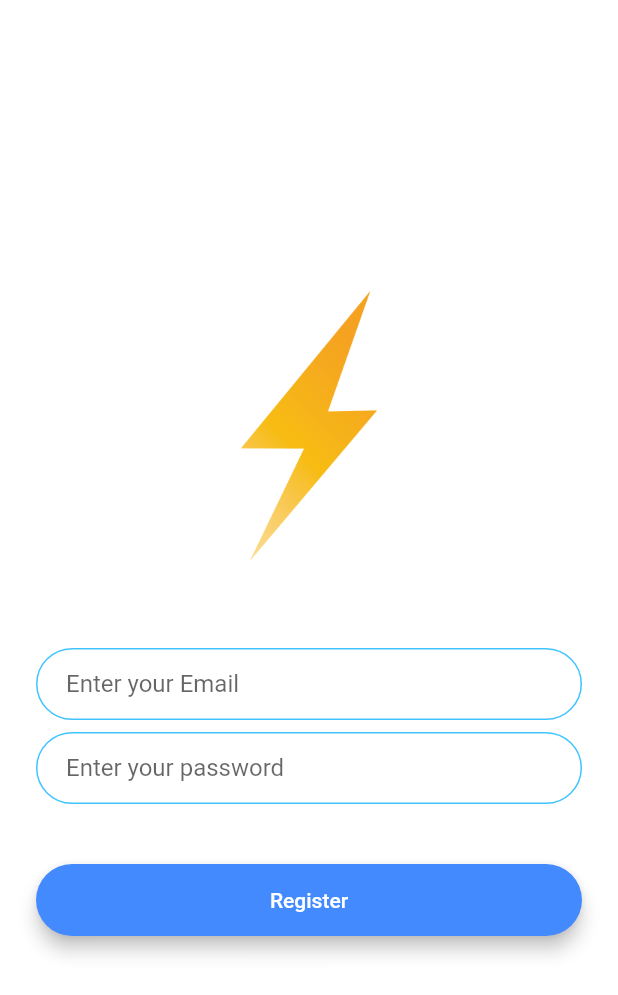
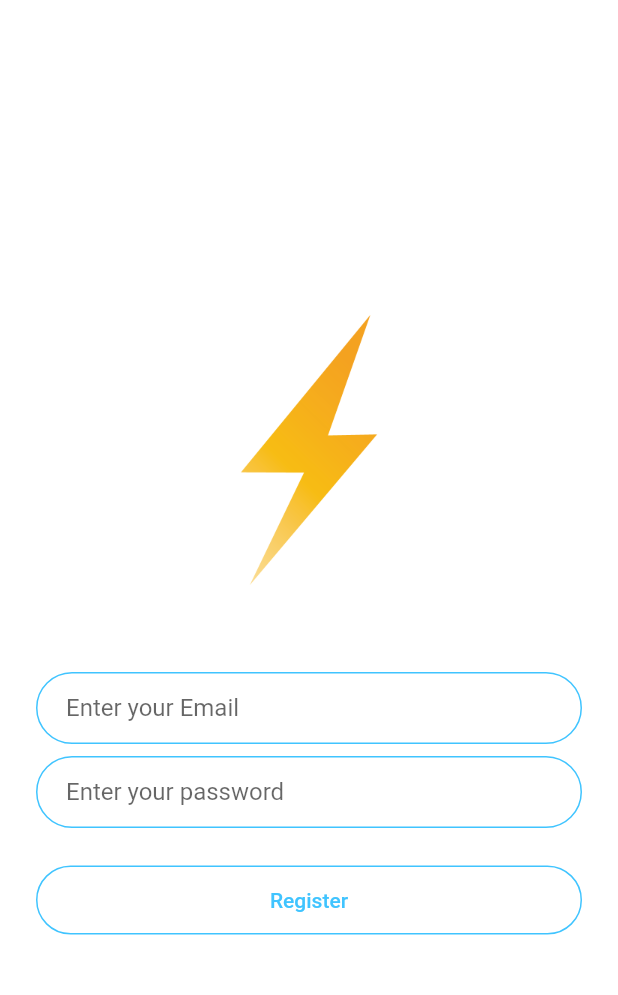
Before and after one commit to Jiaxen/flashchat2, a Flutter app: the screen it shows after launch, after a tap on "Register", on a phone screen of 412 x 824 dp. Shown: the top 995 px of the screen. Run offline on Flutter 3.47's test engine with Material 2 defaults, Android fonts, the phone set to English and light mode, and no system bars; our stand-ins replace animated_text_kit.

Commit message:
Changed button types

```diff
--- a/lib/screens/registration_screen.dart
+++ b/lib/screens/registration_screen.dart
@@ -11,12 +11,15 @@ class RegistrationScreen extends StatefulWidget {
 }
 
 class _RegistrationScreenState extends State<RegistrationScreen> {
+  String? email;
+  String? password;
+
   @override
   Widget build(BuildContext context) {
     return Scaffold(
       backgroundColor: Colors.white,
       body: Padding(
-        padding: EdgeInsets.symmetric(horizontal: 24.0),
+        padding: const EdgeInsets.symmetric(horizontal: 24.0),
         child: Column(
           mainAxisAlignment: MainAxisAlignment.center,
           crossAxisAlignment: CrossAxisAlignment.stretch,
@@ -28,28 +31,46 @@ class _RegistrationScreenState extends State<RegistrationScreen> {
                 child: Image.asset('images/logo.png'),
               ),
             ),
-            SizedBox(
+            const SizedBox(
               height: 48.0,
             ),
             TextField(
               onChanged: (value) {
-                //Do something with the user input.
+                email = value;
               },
-              decoration: kTextFieldDecoration.copyWith(hintText: 'Enter your Email'),
+              decoration:
+                  kTextFieldDecoration.copyWith(hintText: 'Enter your Email'),
             ),
-            SizedBox(
+            const SizedBox(
               height: 8.0,
             ),
             TextField(
               onChanged: (value) {
-                //Do something with the user input.
+                password = value;
               },
-              decoration: kTextFieldDecoration.copyWith(hintText: 'Enter your password'),
+              decoration: kTextFieldDecoration.copyWith(
+                  hintText: 'Enter your password'),
             ),
-            SizedBox(
+            const SizedBox(
               height: 24.0,
             ),
-            RoundedButton(buttonColor: Colors.blueAccent, label: 'Register'),
+            TextButton(
+              style: ButtonStyle(
+                  padding: MaterialStateProperty.all<EdgeInsets>(EdgeInsets.all(15)),
+                  foregroundColor: MaterialStateProperty.all<Color>(Colors.lightBlueAccent),
+                  shape: MaterialStateProperty.all<RoundedRectangleBorder>(
+                      RoundedRectangleBorder(
+                          borderRadius: BorderRadius.circular(32.0),
+                          side: BorderSide(color: Colors.lightBlueAccent)
+                      )
+                  )
+              ),
+              child: Text('Register'),
+              onPressed: () {
+                print(email);
+                print(password);
+              },
+            ),
           ],
         ),
       ),
--- a/lib/screens/welcome_screen.dart
+++ b/lib/screens/welcome_screen.dart
@@ -69,44 +69,36 @@ class _WelcomeScreenState extends State<WelcomeScreen>
             const SizedBox(
               height: 48.0,
             ),
-            ClipRRect(
-              borderRadius: BorderRadius.circular(4),
-              child: Stack(
-                children: <Widget>[
-                  Positioned.fill(
-                    child: Container(
-                      decoration: const BoxDecoration(
-                        gradient: LinearGradient(
-                          colors: <Color>[
-                            Color(0xFF0D47A1),
-                            Color(0xFF1976D2),
-                            Color(0xFF42A5F5),
-                          ],
-                        ),
-                      ),
-                    ),
-                  ),
-                  Center(
-                    child: TextButton(
-                      style: TextButton.styleFrom(
-                        padding: const EdgeInsets.all(16.0),
-                        primary: Colors.white,
-                        textStyle: const TextStyle(fontSize: 20),
-                      ),
-                      child: Text('Log in'),
-                      onPressed: () {
-                        Navigator.pushNamed(context, LoginScreen.id);
-                      },
-                    ),
-                  ),
-                ],
+            TextButton(
+              style: ButtonStyle(
+                  padding: MaterialStateProperty.all<EdgeInsets>(EdgeInsets.all(15)),
+                  foregroundColor: MaterialStateProperty.all<Color>(Colors.white),
+                  backgroundColor: MaterialStateProperty.all<Color>(Colors.lightBlueAccent),
+                  shape: MaterialStateProperty.all<RoundedRectangleBorder>(
+                      const RoundedRectangleBorder(
+                          borderRadius: BorderRadius.all(Radius.circular(32)),
+                          side: BorderSide(color: Colors.lightBlueAccent)
+                      )
+                  )
               ),
+              child: Text('Log in', textAlign: TextAlign.center),
+              onPressed: () {
+                Navigator.pushNamed(context, LoginScreen.id);
+              },
+            ),
+            const SizedBox(
+              height: 18.0,
             ),
             TextButton(
-              style: TextButton.styleFrom(
-                padding: const EdgeInsets.all(16.0),
-                primary: Colors.lightBlueAccent,
-                textStyle: const TextStyle(fontSize: 20),
+              style: ButtonStyle(
+                  padding: MaterialStateProperty.all<EdgeInsets>(EdgeInsets.all(15)),
+                  foregroundColor: MaterialStateProperty.all<Color>(Colors.lightBlueAccent),
+                  shape: MaterialStateProperty.all<RoundedRectangleBorder>(
+                      RoundedRectangleBorder(
+                          borderRadius: BorderRadius.circular(32.0),
+                          side: BorderSide(color: Colors.lightBlueAccent)
+                      )
+                  )
               ),
               child: Text('Register'),
               onPressed: () {
```
Also changed, not shown: lib/screens/login_screen.dart (+23 -4 lines).
